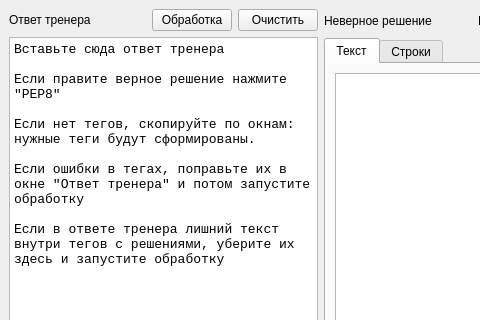
Old version of the form mainwindow.ui in the repository grigvlwork/logic; both pictures show x 0 to 480 and y 0 to 320 of the 1078 by 771 pixel window.
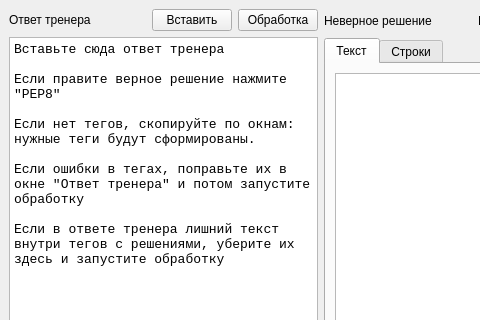
New version of the form.

Commit message: сделал вставку ответа кнопкой

```diff
--- a/mainwindow.ui
+++ b/mainwindow.ui
@@ -42,16 +42,16 @@
            </spacer>
           </item>
           <item>
-           <widget class="QPushButton" name="process_btn">
+           <widget class="QPushButton" name="insert_answer">
             <property name="text">
-             <string>Обработка</string>
+             <string>Вставить</string>
             </property>
            </widget>
           </item>
           <item>
-           <widget class="QPushButton" name="clear_answer">
+           <widget class="QPushButton" name="process_btn">
             <property name="text">
-             <string>Очистить</string>
+             <string>Обработка</string>
             </property>
            </widget>
           </item>
```
The commit also changes 3 other files.
